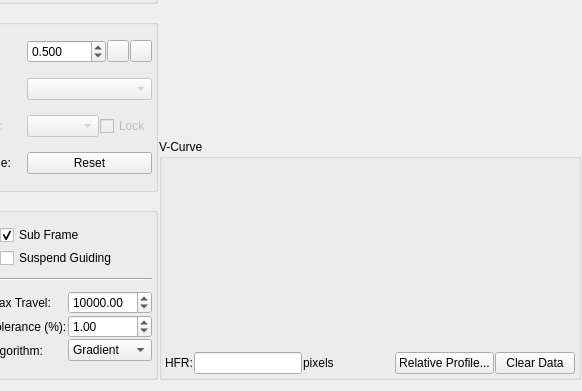
This is kstars/ekos/focus/focus.ui in KDE/kstars as Qt 5 draws it before an edit; both pictures show x 163 to 745 and y 184 to 575 of the 745 by 575 pixel window. The edited form follows.
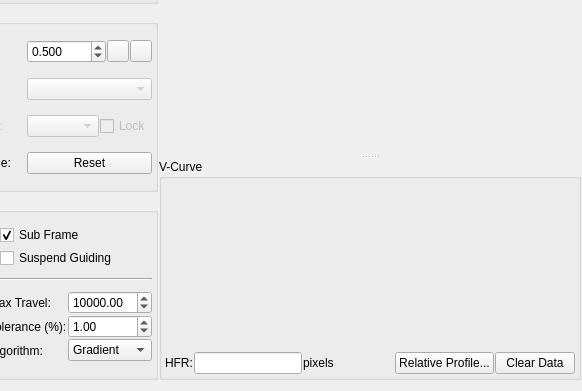
This is the edited form. Custom widgets are drawn as their Qt base class.

What changed in the file:
```diff
--- a/kstars/ekos/focus/focus.ui
+++ b/kstars/ekos/focus/focus.ui
@@ -674,11 +674,16 @@
       </layout>
      </item>
      <item>
-      <layout class="QVBoxLayout" name="rightLayout" stretch="4,3">
-       <property name="spacing">
-        <number>1</number>
+      <widget class="QSplitter" name="rightLayout">
+       <property name="sizePolicy">
+        <sizepolicy hsizetype="Expanding" vsizetype="Expanding">
+         <horstretch>0</horstretch>
+         <verstretch>0</verstretch>
+        </sizepolicy>
        </property>
-       <item>
+       <property name="orientation">
+        <enum>Qt::Vertical</enum>
+       </property>
         <widget class="QWidget" name="focusingWidget" native="true">
          <property name="sizePolicy">
           <sizepolicy hsizetype="Expanding" vsizetype="Expanding">
@@ -699,11 +704,9 @@
           </size>
          </property>
         </widget>
-       </item>
-       <item>
         <widget class="QGroupBox" name="groupBox_4">
          <property name="sizePolicy">
-          <sizepolicy hsizetype="Expanding" vsizetype="MinimumExpanding">
+         <sizepolicy hsizetype="Expanding" vsizetype="Expanding">
            <horstretch>0</horstretch>
            <verstretch>0</verstretch>
           </sizepolicy>
@@ -719,7 +722,7 @@
          </property>
          <layout class="QVBoxLayout" name="verticalLayout_4">
           <property name="spacing">
-           <number>1</number>
+          <number>-1</number>
           </property>
           <property name="leftMargin">
            <number>3</number>
@@ -809,8 +812,7 @@
           </item>
          </layout>
         </widget>
-       </item>
-      </layout>
+      </widget>
      </item>
     </layout>
    </item>
```
Lines whose indentation alone changed are shown as unchanged.
